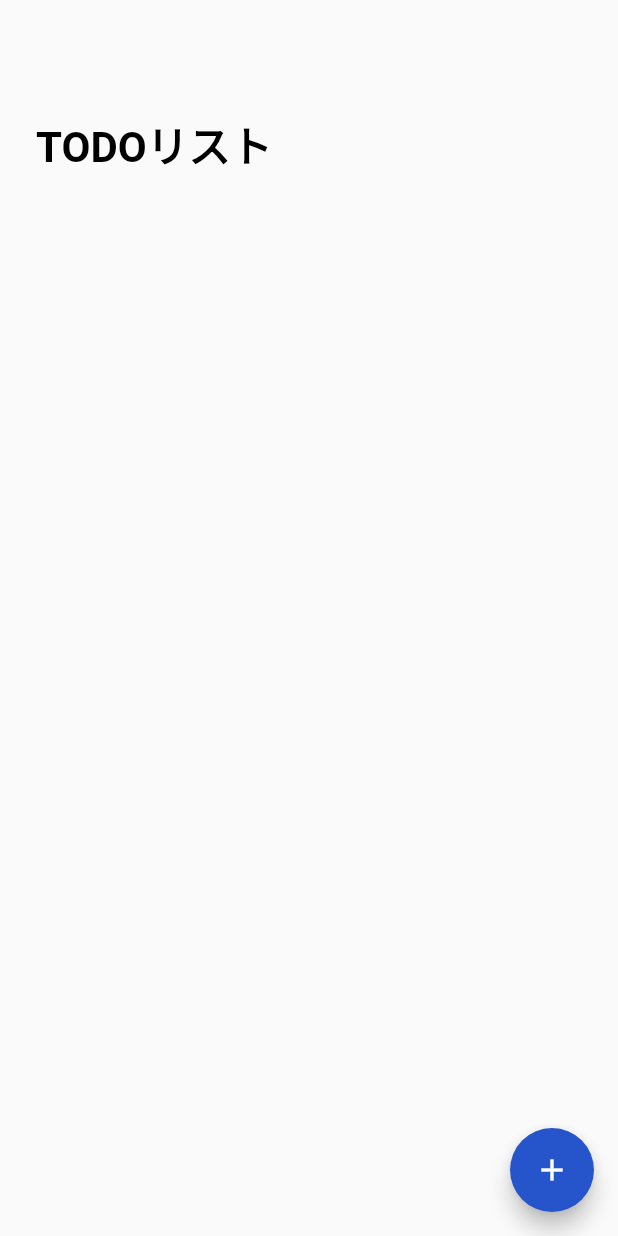
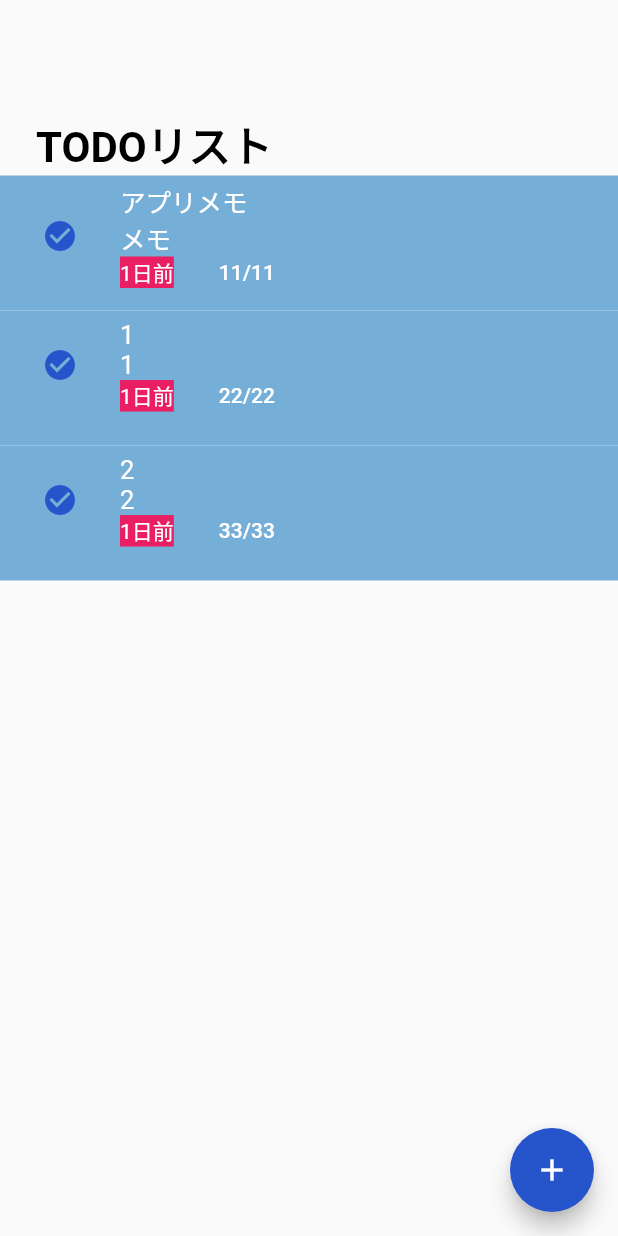
Before and after one commit to iseruuuuu/techtrain_todo_app, a Flutter app: the screen it shows after launch, on a phone screen of 412 x 824 dp. Run offline on Flutter 3.47's test engine with Material 2 defaults, Android fonts, the phone set to English and light mode, and no system bars; our stand-ins replace get, modal_bottom_sheet.

Commit message:
fix: contollerを一つにした

```diff
--- a/lib/component/todo_list_item.dart
+++ b/lib/component/todo_list_item.dart
@@ -1,10 +1,64 @@
 import 'package:flutter/material.dart';
+import 'package:techtrain_todo_app/model/todo.dart';
 
 class TodoListItem extends StatelessWidget {
-  const TodoListItem({Key? key}) : super(key: key);
+  const TodoListItem({
+    Key? key,
+    required this.todo,
+  }) : super(key: key);
+
+  final Todo todo;
 
   @override
   Widget build(BuildContext context) {
-    return Container();
+    return Container(
+      color: Color(0xFF75AED7),
+      child: ListTile(
+        leading: IconButton(
+          onPressed: () {},
+          icon: Icon(
+            //TODO オンオフをつける
+            Icons.check_circle,
+            //Icons.circle,
+            //TODO 色を青とグレイ？にする。
+            color: Color(0xFF2654CB),
+          ),
+        ),
+        title: Text(
+          '${todo.taskName}\n'
+          //TODO これはグレーじゃないとダメ、、
+          '${todo.detail}',
+          style: const TextStyle(
+            color: Colors.white,
+            fontWeight: FontWeight.normal,
+            fontStyle: FontStyle.normal,
+            fontSize: 17,
+          ),
+        ),
+        subtitle: Row(
+          children: [
+            Container(
+              color: Colors.pink,
+              child: Text(
+                '1日前',
+                style: const TextStyle(
+                  color: Colors.white,
+                ),
+              ),
+            ),
+            const SizedBox(width: 30),
+            Text(
+              todo.day,
+              style: const TextStyle(
+                color: Colors.white,
+                fontWeight: FontWeight.w500,
+                fontStyle: FontStyle.normal,
+                fontSize: 14,
+              ),
+            ),
+          ],
+        ),
+      ),
+    );
   }
 }
--- a/lib/screen/home/home_screen_controller.dart
+++ b/lib/controller/controller.dart
@@ -1,12 +1,20 @@
 import 'package:flutter/material.dart';
 import 'package:get/get.dart';
 import 'package:modal_bottom_sheet/modal_bottom_sheet.dart';
+import 'package:techtrain_todo_app/model/todo.dart';
 import 'package:techtrain_todo_app/screen/add/add_screen.dart';
 
-class HomeScreenController extends GetxController {
+class Controller extends GetxController {
+
+  final todos = <Todo>[].obs;
+  //final storage = TodoStorage();
+  late final Worker worker;
+  List<Todo> get _todos => todos;
+
   @override
   void onInit() {
     super.onInit();
+    _todos.addAll(Todo.initialTodos);
   }
 
   void _sharedPreference() async {}
@@ -20,4 +28,8 @@ class HomeScreenController extends GetxController {
       expand: true
     );
   }
+
+  void onTapClose() {
+    Get.back();
+  }
 }
--- /dev/null
+++ b/lib/model/todo.dart
@@ -0,0 +1,87 @@
+import 'dart:convert';
+import 'package:flutter/cupertino.dart';
+
+@immutable
+class Todo {
+  final String id;
+  final String taskName;
+  final String category;
+  final String detail;
+  final String day;
+
+  Todo({
+    required this.taskName,
+    required this.category,
+    required this.detail,
+    required this.day,
+  }) : id = DateTime.now().millisecondsSinceEpoch.toString();
+
+  const Todo.withId({
+    required this.id,
+    required this.taskName,
+    required this.category,
+    required this.detail,
+    required this.day,
+  });
+
+  static const initialTodos = [
+    Todo.withId(
+      id: '0',
+      taskName: 'アプリメモ',
+      category: '開発言語',
+      detail: 'メモ',
+      day: '11/11',
+    ),
+    Todo.withId(
+      id: '1',
+      taskName: '1',
+      category: '1',
+      detail: '1',
+      day: '22/22',
+    ),
+    Todo.withId(
+      id: '2',
+      taskName: '2',
+      category: '2',
+      detail: '2',
+      day: '33/33',
+    ),
+  ];
+
+  Todo copyWith({
+    String? id,
+    String? taskName,
+    String? category,
+    String? detail,
+    String? day,
+  }) {
+    return Todo.withId(
+      id: id ?? this.id,
+      taskName: taskName ?? this.taskName,
+      category: category ?? this.category,
+      detail: detail ?? this.detail,
+      day: day ?? this.day,
+    );
+  }
+
+  String toJson() {
+    return jsonEncode({
+      'id': id,
+      '1': taskName,
+      '2': category,
+      '5': detail,
+      '6': day,
+    });
+  }
+
+  factory Todo.fromJson(String json) {
+    final mapData = jsonDecode(json);
+    return Todo.withId(
+      id: mapData['id'] as String,
+      taskName: mapData['1'] as String,
+      category: mapData['2'] as String,
+      detail: mapData['5'] as String,
+      day: mapData['6'] as String,
+    );
+  }
+}
--- a/lib/screen/add/add_screen.dart
+++ b/lib/screen/add/add_screen.dart
@@ -2,16 +2,14 @@ import 'package:flutter/material.dart';
 import 'package:get/get.dart';
 import 'package:techtrain_todo_app/component/add_button.dart';
 import 'package:techtrain_todo_app/component/add_item.dart';
-import 'package:techtrain_todo_app/component/add_textfield.dart';
-import 'package:techtrain_todo_app/component/add_title_item.dart';
-import 'package:techtrain_todo_app/screen/add/add_screen_controller.dart';
+import 'package:techtrain_todo_app/controller/controller.dart';
 
 class AddScreen extends StatelessWidget {
   const AddScreen({Key? key}) : super(key: key);
 
   @override
   Widget build(BuildContext context) {
-    final controller = Get.put(AddScreenController(), tag: '');
+    final controller = Get.put(Controller(), tag: '');
     final deviceSize = MediaQuery.of(context).size;
     return Scaffold(
       appBar: AppBar(
@@ -27,7 +25,7 @@ class AddScreen extends StatelessWidget {
           ),
         ),
         leading: IconButton(
-          onPressed: controller.onTap,
+          onPressed: controller.onTapClose,
           icon: const Icon(
             Icons.close,
             color: Colors.black,
@@ -48,7 +46,7 @@ class AddScreen extends StatelessWidget {
           ),
           AddItem(
             title: 'カテゴリー',
-            hintText: '年/月/日',
+            hintText: 'カテゴリー',
           ),
           AddItem(
             title: '詳細',
--- a/lib/screen/add/add_screen_controller.dart
+++ /dev/null
@@ -1,19 +0,0 @@
-import 'package:get/get.dart';
-
-class AddScreenController extends GetxController {
-
-
-  @override
-  void onInit() {
-    super.onInit();
-
-  }
-
-  void _sharedPreference() async {
-  }
-
-
-  void onTap() {
-    Get.back();
-  }
-}
--- a/lib/screen/home/home_screen.dart
+++ b/lib/screen/home/home_screen.dart
@@ -1,15 +1,16 @@
 import 'package:flutter/material.dart';
 import 'package:get/get.dart';
-import 'package:techtrain_todo_app/screen/home/home_screen_controller.dart';
-
+import 'package:techtrain_todo_app/component/todo_list_item.dart';
+import 'package:techtrain_todo_app/controller/controller.dart';
 
 class HomeScreen extends StatelessWidget {
   const HomeScreen({Key? key}) : super(key: key);
 
   @override
   Widget build(BuildContext context) {
-    final controller = Get.put(HomeScreenController(), tag: '');
+    final controller = Get.put(Controller(), tag: '');
     final deviceSize = MediaQuery.of(context).size;
+    final todo = controller.todos;
     return Scaffold(
       appBar: PreferredSize(
         preferredSize: Size.zero,
@@ -18,9 +19,13 @@ class HomeScreen extends StatelessWidget {
           elevation: 0,
         ),
       ),
-      body: Column(
-        children: const [
-          Padding(
+      body: SingleChildScrollView(
+        child: Container(
+          height: MediaQuery.of(context).size.height,
+          child: Column(
+            crossAxisAlignment: CrossAxisAlignment.start,
+            children: [
+              const Padding(
                 padding: EdgeInsets.only(right: 24, left: 24, top: 76),
                 child: Text(
                   'TODOリスト',
@@ -33,7 +38,22 @@ class HomeScreen extends StatelessWidget {
                   ),
                 ),
               ),
+              Expanded(
+                child: ListView.builder(
+                  controller: ScrollController(),
+                  itemCount: todo.length,
+                  itemExtent: 90,
+                  itemBuilder: (BuildContext context, int index) {
+                    final todoItem = todo[index];
+                    return TodoListItem(
+                      todo: todoItem,
+                    );
+                  },
+                ),
+              ),
             ],
+          ),
+        ),
       ),
       floatingActionButton: FloatingActionButton(
         backgroundColor: const Color(0xFF2654CB),
```
Lines whose indentation alone changed are shown as unchanged.
